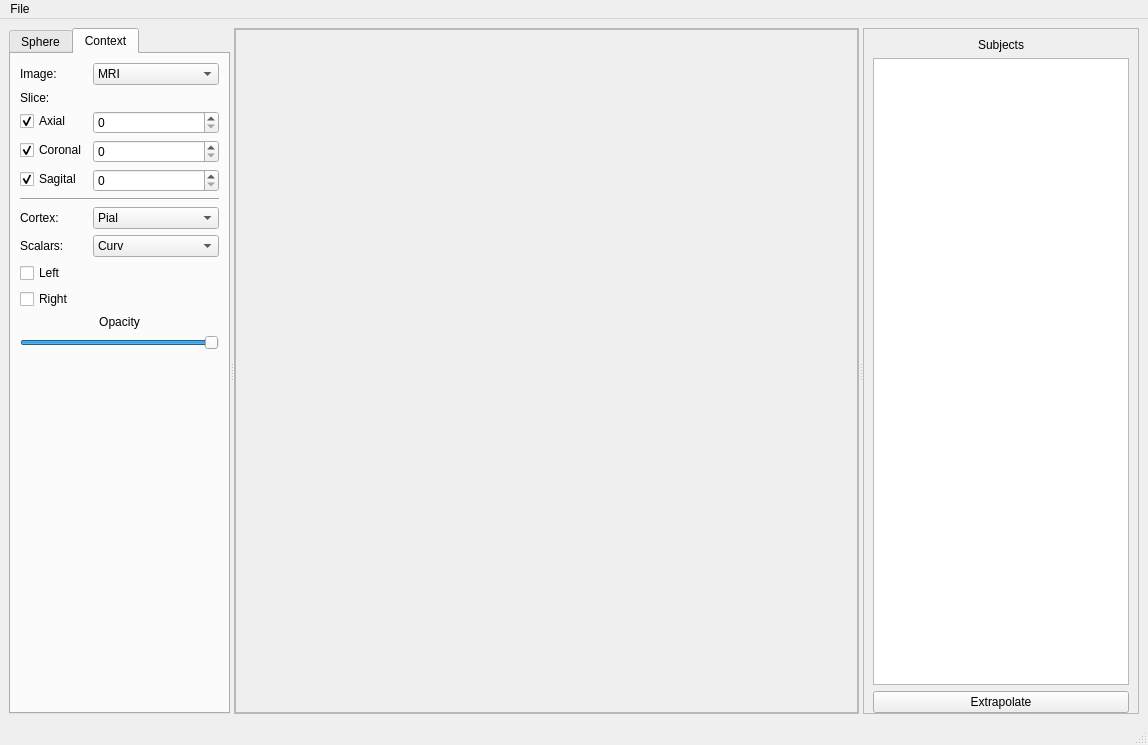
Above: braviz/interaction/qt_guis/roi_builder.ui from diego0020/braviz-app before the change. Below: the same form after it.
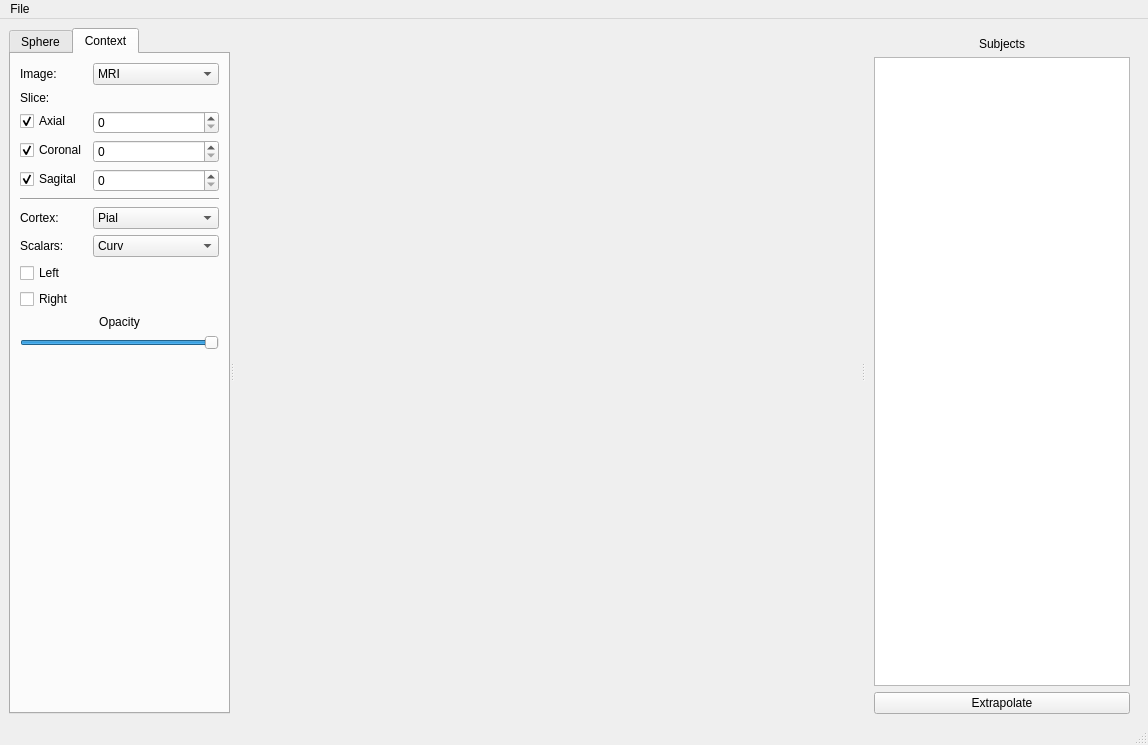
That is the form after the change.

Diff of the .ui file:
```diff
--- a/braviz/interaction/qt_guis/roi_builder.ui
+++ b/braviz/interaction/qt_guis/roi_builder.ui
@@ -567,7 +567,7 @@
         </size>
        </property>
        <property name="frameShape">
-        <enum>QFrame::StyledPanel</enum>
+        <enum>QFrame::NoFrame</enum>
        </property>
        <property name="frameShadow">
         <enum>QFrame::Raised</enum>
@@ -594,7 +594,7 @@
            </sizepolicy>
           </property>
           <property name="frameShape">
-           <enum>QFrame::StyledPanel</enum>
+           <enum>QFrame::NoFrame</enum>
           </property>
           <property name="frameShadow">
            <enum>QFrame::Raised</enum>
@@ -611,7 +611,7 @@
         </sizepolicy>
        </property>
        <property name="frameShape">
-        <enum>QFrame::StyledPanel</enum>
+        <enum>QFrame::NoFrame</enum>
        </property>
        <property name="frameShadow">
         <enum>QFrame::Raised</enum>
```
